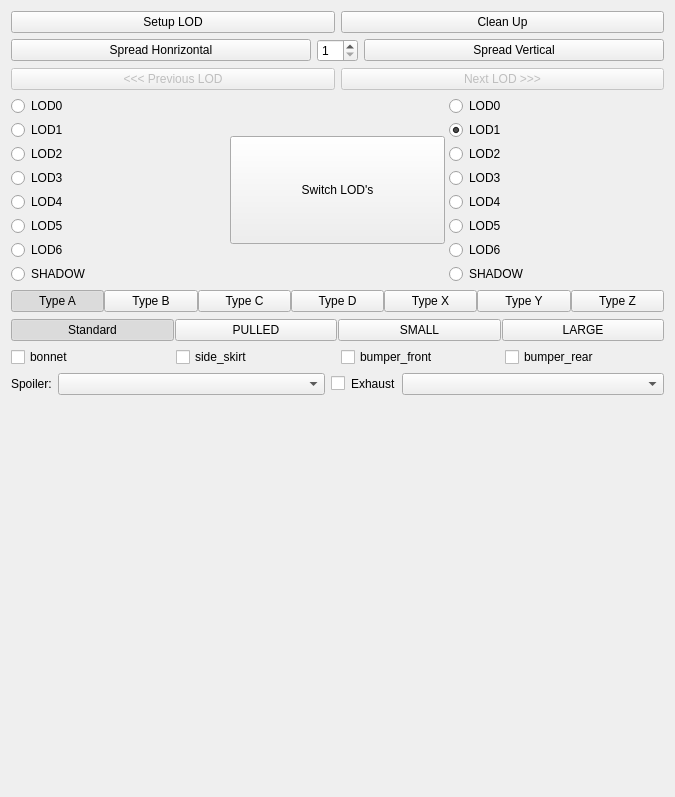
Old version of the form Maya_Tools/Developer/Main/MODULE/LODTools/UI/LODTools.ui in the repository code-google-com/mayatools.
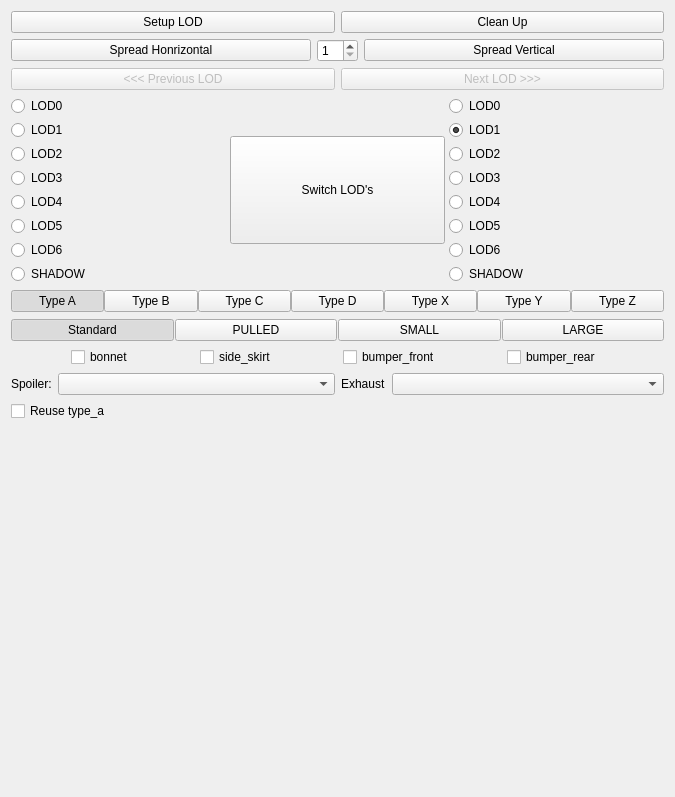
New version of the form.

Patch:
```diff
--- a/Maya_Tools/Developer/Main/MODULE/LODTools/UI/LODTools.ui
+++ b/Maya_Tools/Developer/Main/MODULE/LODTools/UI/LODTools.ui
@@ -486,7 +486,7 @@
      <item>
       <widget class="QCheckBox" name="chkHood">
        <property name="sizePolicy">
-        <sizepolicy hsizetype="Minimum" vsizetype="Fixed">
+        <sizepolicy hsizetype="Maximum" vsizetype="Fixed">
          <horstretch>0</horstretch>
          <verstretch>0</verstretch>
         </sizepolicy>
@@ -499,7 +499,7 @@
      <item>
       <widget class="QCheckBox" name="chkSide_skirt">
        <property name="sizePolicy">
-        <sizepolicy hsizetype="Minimum" vsizetype="Fixed">
+        <sizepolicy hsizetype="Maximum" vsizetype="Fixed">
          <horstretch>0</horstretch>
          <verstretch>0</verstretch>
         </sizepolicy>
@@ -512,7 +512,7 @@
      <item>
       <widget class="QCheckBox" name="chkBumper_front">
        <property name="sizePolicy">
-        <sizepolicy hsizetype="Minimum" vsizetype="Fixed">
+        <sizepolicy hsizetype="Maximum" vsizetype="Fixed">
          <horstretch>0</horstretch>
          <verstretch>0</verstretch>
         </sizepolicy>
@@ -525,7 +525,7 @@
      <item>
       <widget class="QCheckBox" name="chkBumper_rear">
        <property name="sizePolicy">
-        <sizepolicy hsizetype="Minimum" vsizetype="Fixed">
+        <sizepolicy hsizetype="Maximum" vsizetype="Fixed">
          <horstretch>0</horstretch>
          <verstretch>0</verstretch>
         </sizepolicy>
@@ -559,19 +559,6 @@
        </item>
       </layout>
      </item>
-     <item>
-      <widget class="QCheckBox" name="chkSpoiler">
-       <property name="sizePolicy">
-        <sizepolicy hsizetype="Fixed" vsizetype="Fixed">
-         <horstretch>0</horstretch>
-         <verstretch>0</verstretch>
-        </sizepolicy>
-       </property>
-       <property name="text">
-        <string/>
-       </property>
-      </widget>
-     </item>
      <item>
       <layout class="QHBoxLayout" name="horizontalLayout_5">
        <item>
@@ -594,6 +581,19 @@
      </item>
     </layout>
    </item>
+   <item>
+    <widget class="QCheckBox" name="chkSpoiler">
+     <property name="sizePolicy">
+      <sizepolicy hsizetype="Fixed" vsizetype="Fixed">
+       <horstretch>0</horstretch>
+       <verstretch>0</verstretch>
+      </sizepolicy>
+     </property>
+     <property name="text">
+      <string>Reuse type_a</string>
+     </property>
+    </widget>
+   </item>
    <item>
     <spacer name="verticalSpacer_3">
      <property name="orientation">
```
